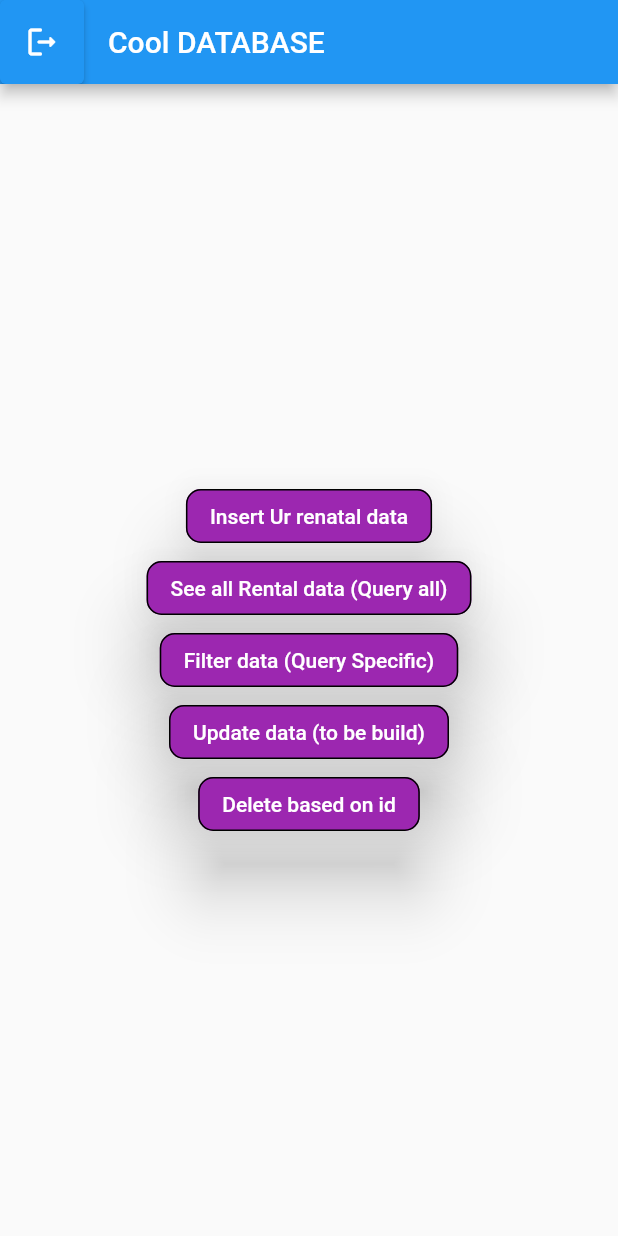
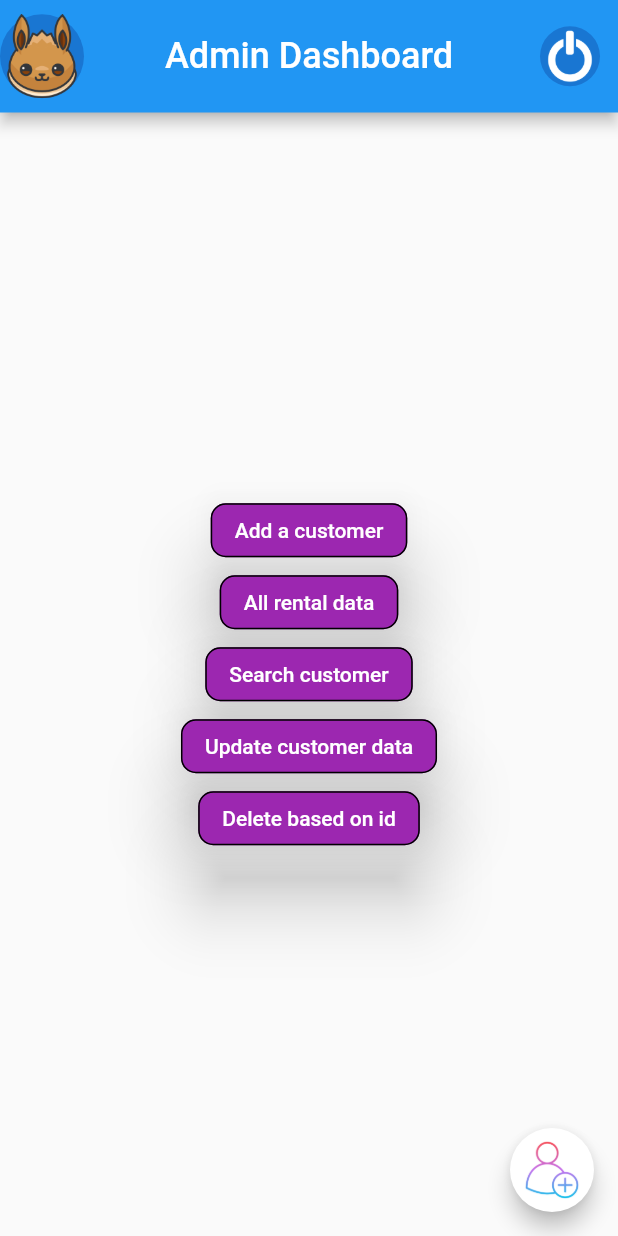
Before and after one commit to ShubhamDalvi1999/House_Rental_App_in_Flutter, a Flutter app: the screen it shows once a user with an empty profile is signed in, on a phone screen of 412 x 824 dp. Run offline on Flutter 3.47's test engine with Material 2 defaults, Android fonts, the light colour scheme and no system bars; our stand-ins replace firebase_auth, firebase_core, sqflite; accounts and stored records are empty.

Commit message:
Better Home Page

```diff
--- a/lib/main.dart
+++ b/lib/main.dart
@@ -51,6 +51,6 @@ class AutenticationWrapper extends StatelessWidget {
     if (firebaseUser != null) {
       return HomePage();
     }
-    return ToggleScreen();
+    return ToggleScreen(); //Login or Registration Page
   }
 }
--- a/lib/pages/home.dart
+++ b/lib/pages/home.dart
@@ -32,15 +32,26 @@ class _HomePageState extends State<HomePage> {
   Widget build(BuildContext context) {
     return Scaffold(
       appBar: AppBar(
-        title: const Text('Cool DATABASE '),
-        leading: ElevatedButton(
-          onPressed: () {
-            context.read<AuthenticationService>().signOut();
-          },
-          child: const Icon(
-            Icons.logout_rounded,
+        toolbarHeight: 75,
+        centerTitle: true,
+        leading: CircleAvatar(
+          child: Image.asset("assets/images/eevee.png"),
+          radius: 25,
+        ),
+        title: const Text(
+          'Admin Dashboard',
+          style: TextStyle(fontSize: 24),
+        ),
+        actions: [
+          TextButton(
+            onPressed: () {
+              context.read<AuthenticationService>().signOut();
+            },
+            child: CircleAvatar(
+              child: Image.asset("assets/images/logout-icon-png-3.jpg"),
+            ),
           ),
-        ),
+        ],
       ),
       body: Center(
         child: Column(
@@ -60,7 +71,7 @@ class _HomePageState extends State<HomePage> {
                     borderRadius: BorderRadius.circular(10)),
                 elevation: 20,
               ),
-              child: const Text("Insert Ur renatal data"),
+              child: const Text("Add a customer"),
             ),
             ElevatedButton(
               onPressed: () {
@@ -76,7 +87,7 @@ class _HomePageState extends State<HomePage> {
                     borderRadius: BorderRadius.circular(10)),
                 elevation: 20,
               ),
-              child: const Text("See all Rental data (Query all)"),
+              child: const Text("All rental data"),
             ),
             ElevatedButton(
               onPressed: () {
@@ -92,7 +103,7 @@ class _HomePageState extends State<HomePage> {
                     borderRadius: BorderRadius.circular(10)),
                 elevation: 20,
               ),
-              child: const Text("Filter data (Query Specific)"),
+              child: const Text("Search customer"),
             ),
             ElevatedButton(
               onPressed: () {},
@@ -105,7 +116,7 @@ class _HomePageState extends State<HomePage> {
                     borderRadius: BorderRadius.circular(10)),
                 elevation: 20,
               ),
-              child: const Text("Update data (to be build)"),
+              child: const Text("Update customer data"),
             ),
             ElevatedButton(
               onPressed: () {
@@ -126,6 +137,17 @@ class _HomePageState extends State<HomePage> {
           ],
         ),
       ),
+      floatingActionButton: FloatingActionButton(
+        backgroundColor: Colors.white,
+        child: CircleAvatar(
+          backgroundColor: Colors.transparent,
+          child: Image.asset("assets/images/add-user.png"),
+        ),
+        onPressed: () {
+          Navigator.push(
+              context, MaterialPageRoute(builder: (context) => Insertdata()));
+        },
+      ),
     );
   }
 }
```
Also changed, not shown: lib/SignUpandLoginpages/LoginPage.dart (+13 -6 lines), lib/SignUpandLoginpages/RegisterPage.dart (+22 -6 lines), lib/pages/InfoPage.dart (added, +19 -0 lines), assets/images/add-user.png (added), assets/images/eevee.png (added), assets/images/logout-icon-png-3.jpg (added), assets/images/logout.png (added), 1 other file.
